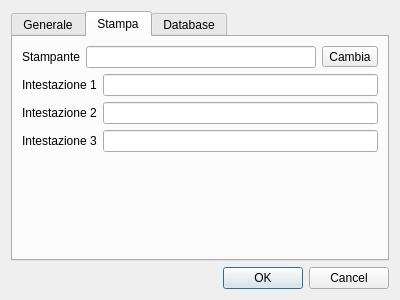
Qt form src/configurazionedlg.ui (mtonin/gestcassa) before a commit.
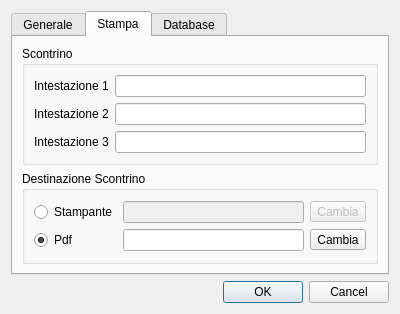
The same form after that commit. The open tabs and pages were chosen to show the change.

The edit to the form file:
```diff
--- a/src/configurazionedlg.ui
+++ b/src/configurazionedlg.ui
@@ -13,7 +13,7 @@
   <property name="windowTitle">
    <string>Dialog</string>
   </property>
-  <layout class="QVBoxLayout" name="verticalLayout">
+  <layout class="QVBoxLayout" name="verticalLayout_5">
    <item>
     <widget class="QTabWidget" name="tabWidget">
      <property name="currentIndex">
@@ -120,28 +120,13 @@
       <attribute name="title">
        <string>Stampa</string>
       </attribute>
+      <layout class="QVBoxLayout" name="verticalLayout_4">
+       <item>
+        <widget class="QGroupBox" name="groupBox_3">
+         <property name="title">
+          <string>Scontrino</string>
+         </property>
       <layout class="QVBoxLayout" name="verticalLayout_2">
-       <item>
-        <layout class="QHBoxLayout" name="horizontalLayout">
-         <item>
-          <widget class="QLabel" name="label">
-           <property name="text">
-            <string>Stampante</string>
-           </property>
-          </widget>
-         </item>
-         <item>
-          <widget class="QLineEdit" name="stampanteSelezionataTxt"/>
-         </item>
-         <item>
-          <widget class="QToolButton" name="printerSelectBtn">
-           <property name="text">
-            <string>Cambia</string>
-           </property>
-          </widget>
-         </item>
-        </layout>
-       </item>
        <item>
         <layout class="QHBoxLayout" name="horizontalLayout_2">
          <item>
@@ -184,18 +169,66 @@
          </item>
         </layout>
        </item>
+         </layout>
+        </widget>
+       </item>
        <item>
-        <spacer name="verticalSpacer">
-         <property name="orientation">
-          <enum>Qt::Vertical</enum>
+        <widget class="QGroupBox" name="groupBox_2">
+         <property name="title">
+          <string>Destinazione Scontrino</string>
          </property>
-         <property name="sizeHint" stdset="0">
-          <size>
-           <width>20</width>
-           <height>178</height>
-          </size>
-         </property>
-        </spacer>
+         <layout class="QVBoxLayout" name="verticalLayout">
+          <item>
+           <layout class="QGridLayout" name="gridLayout">
+            <item row="0" column="0">
+             <widget class="QRadioButton" name="stampanteChk">
+              <property name="text">
+               <string>Stampante</string>
+              </property>
+             </widget>
+            </item>
+            <item row="0" column="1">
+             <widget class="QLineEdit" name="stampanteSelezionataTxt">
+              <property name="enabled">
+               <bool>false</bool>
+              </property>
+             </widget>
+            </item>
+            <item row="0" column="2">
+             <widget class="QToolButton" name="printerSelectBtn">
+              <property name="enabled">
+               <bool>false</bool>
+              </property>
+              <property name="text">
+               <string>Cambia</string>
+              </property>
+             </widget>
+            </item>
+            <item row="1" column="0">
+             <widget class="QRadioButton" name="pdfChk">
+              <property name="text">
+               <string>Pdf</string>
+              </property>
+              <property name="checked">
+               <bool>true</bool>
+              </property>
+             </widget>
+            </item>
+            <item row="1" column="1">
+             <widget class="QLineEdit" name="cartellaPdfTxt"/>
+            </item>
+            <item row="1" column="2">
+             <widget class="QToolButton" name="cartellaPdfBtn">
+              <property name="text">
+               <string>Cambia</string>
+              </property>
+             </widget>
+            </item>
+           </layout>
+          </item>
+         </layout>
+         <zorder></zorder>
+        </widget>
        </item>
       </layout>
      </widget>
```
Left out of the diff: 4 changed lines with no effect on the pictures. Lines whose indentation alone changed are shown as unchanged.
